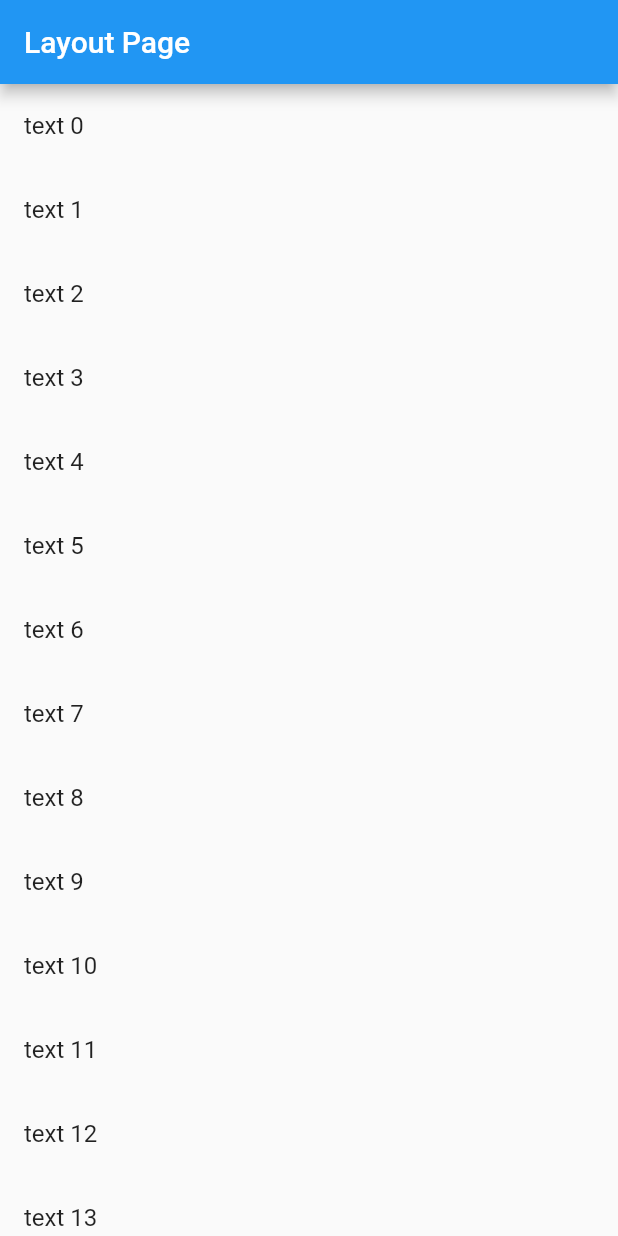
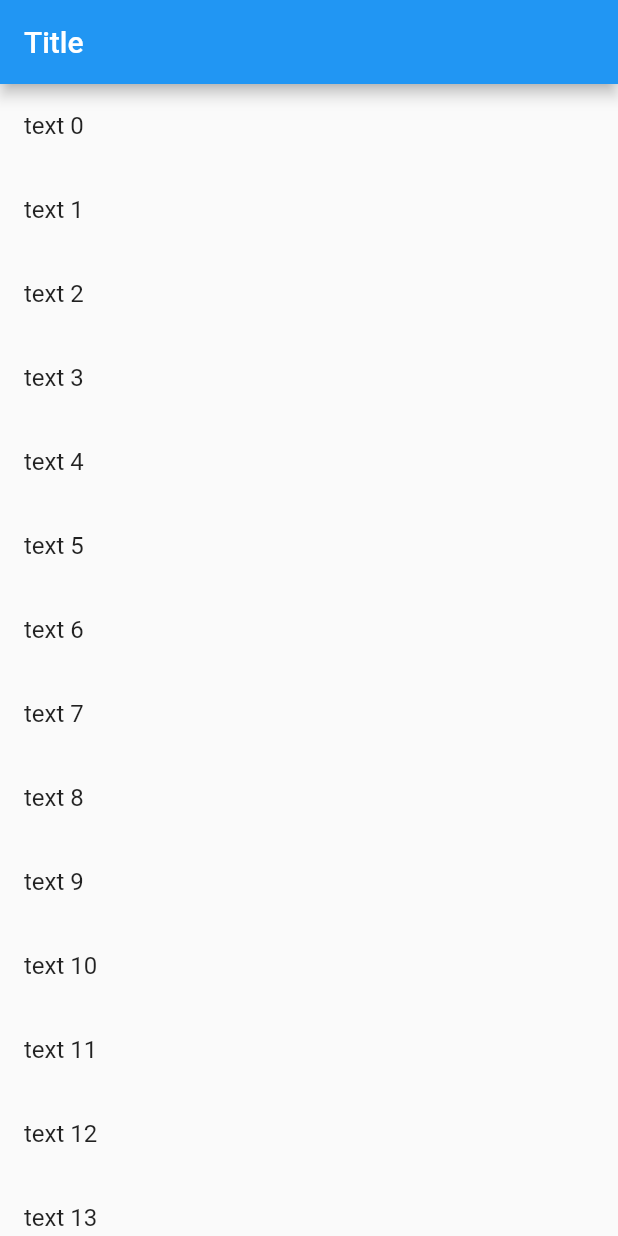
Before and after one commit to juandozuna/flutter-course, a Flutter app: the screen it shows after launch, on a phone screen of 412 x 824 dp. Run offline on Flutter 3.47's test engine with Material 2 defaults, Android fonts, the phone set to English and light mode, and no system bars; our stand-ins replace device_preview, equatable, form_field_validator, get_it, sqflite, tinycolor2; accounts and stored records are empty.

Commit message:
Changes to section 4

```diff
--- a/section_4_samples/lib/main.dart
+++ b/section_4_samples/lib/main.dart
@@ -1,11 +1,12 @@
 import 'package:device_preview/device_preview.dart';
 import 'package:flutter/material.dart';
+import 'package:section_4_samples/examples/keyboard_state_changes.dart';
 import 'package:section_4_samples/layout_page.dart';
 import 'package:section_4_samples/sample_page.dart';
 
 void main() {
   runApp(DevicePreview(
-    enabled: false,
+    enabled: true,
     builder: (context) => const MyApp(),
   ));
 }
@@ -33,7 +34,7 @@ class Main extends StatelessWidget {
   Widget build(BuildContext context) {
     return GestureDetector(
       onTap: () => FocusScope.of(context).requestFocus(FocusNode()),
-      child: const LayoutPage(),
+      child: const SamplePage(),
     );
   }
 }
--- a/section_4_samples/lib/sample_page.dart
+++ b/section_4_samples/lib/sample_page.dart
@@ -1,5 +1,9 @@
 import 'package:flutter/material.dart';
-import 'package:section_4_samples/examples/keyboard_state_changes.dart';
+import 'package:section_4_samples/examples/list_view.dart';
+import 'package:section_4_samples/examples/side_view.dart';
+import 'package:section_4_samples/examples/side_view_page.dart';
+
+const lgWidth = 800;
 
 class SamplePage extends StatelessWidget {
   const SamplePage({Key? key}) : super(key: key);
@@ -7,9 +11,38 @@ class SamplePage extends StatelessWidget {
   @override
   Widget build(BuildContext context) {
     return Scaffold(
-        appBar: AppBar(
-          title: const Text('Title'),
-        ),
-        body: const KeyboardStateChanges());
+      resizeToAvoidBottomInset: false,
+      appBar: AppBar(
+        title: const Text('Title'),
+      ),
+      body: LayoutBuilder(builder: (context, constraints) {
+        final isBig = constraints.maxWidth > lgWidth;
+        final lv =
+            AppListView(onItemTap: (p0) => onItemTap(constraints, context));
+
+        final big = Row(
+          children: [
+            SizedBox(
+              width: 200,
+              child: lv,
+            ),
+            Expanded(
+              child: SideView(),
+            )
+          ],
+        );
+
+        return isBig ? big : lv;
+      }),
+    );
+  }
+
+  void onItemTap(BoxConstraints constraints, BuildContext context) {
+    final isBig = constraints.maxWidth > lgWidth;
+
+    if (!isBig) {
+      Navigator.of(context)
+          .push(MaterialPageRoute(builder: (c) => SideViewPage()));
+    }
   }
 }
```
Also changed, not shown: section_4_samples/lib/examples/keyboard_state_changes.dart (+12 -35 lines), section_4_samples/lib/examples/layout_builder_sample.dart (added, +10 -0 lines), section_4_samples/lib/safe_area_page.dart (added, +16 -0 lines), 3 other files.
